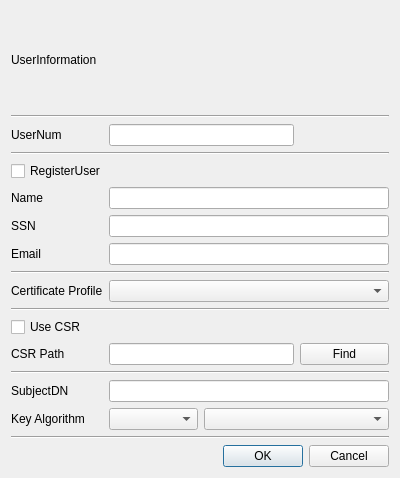
jykim74/CCMan, file CCMan/issue_cert_dlg.ui: the form before one commit.
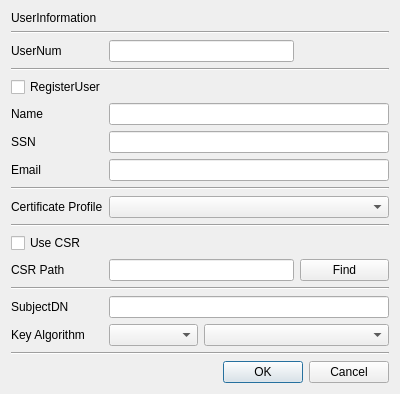
The form after the commit.

Diff of the .ui file:
```diff
--- a/CCMan/issue_cert_dlg.ui
+++ b/CCMan/issue_cert_dlg.ui
@@ -7,7 +7,7 @@
     <x>0</x>
     <y>0</y>
     <width>400</width>
-    <height>478</height>
+    <height>368</height>
    </rect>
   </property>
   <property name="windowTitle">
```
